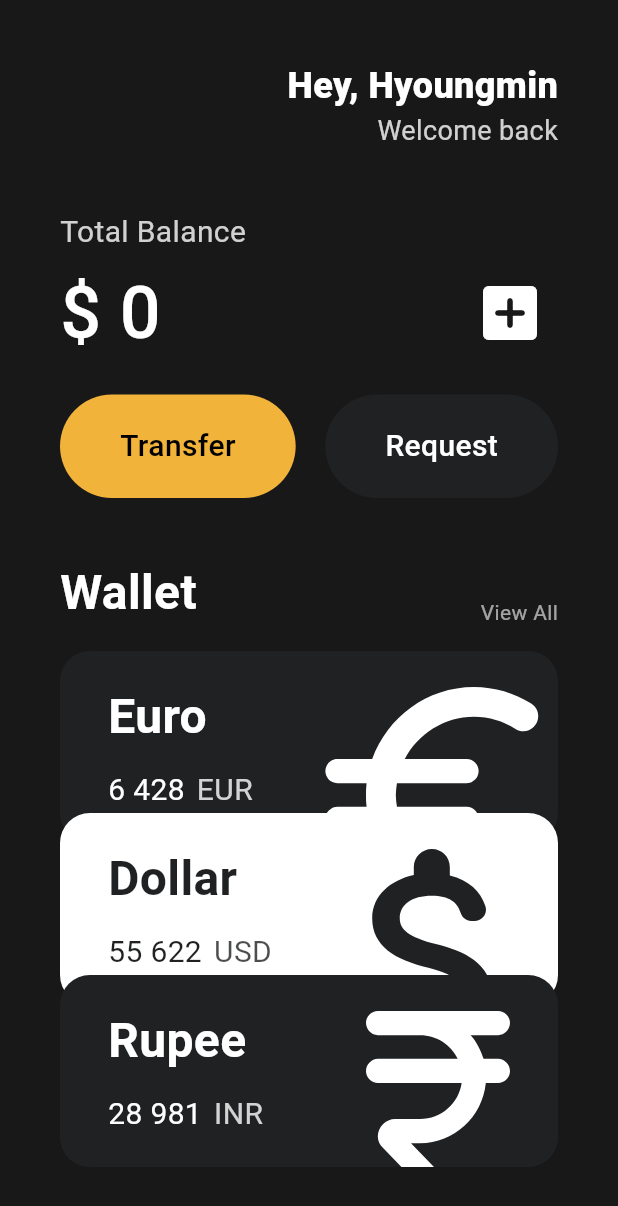
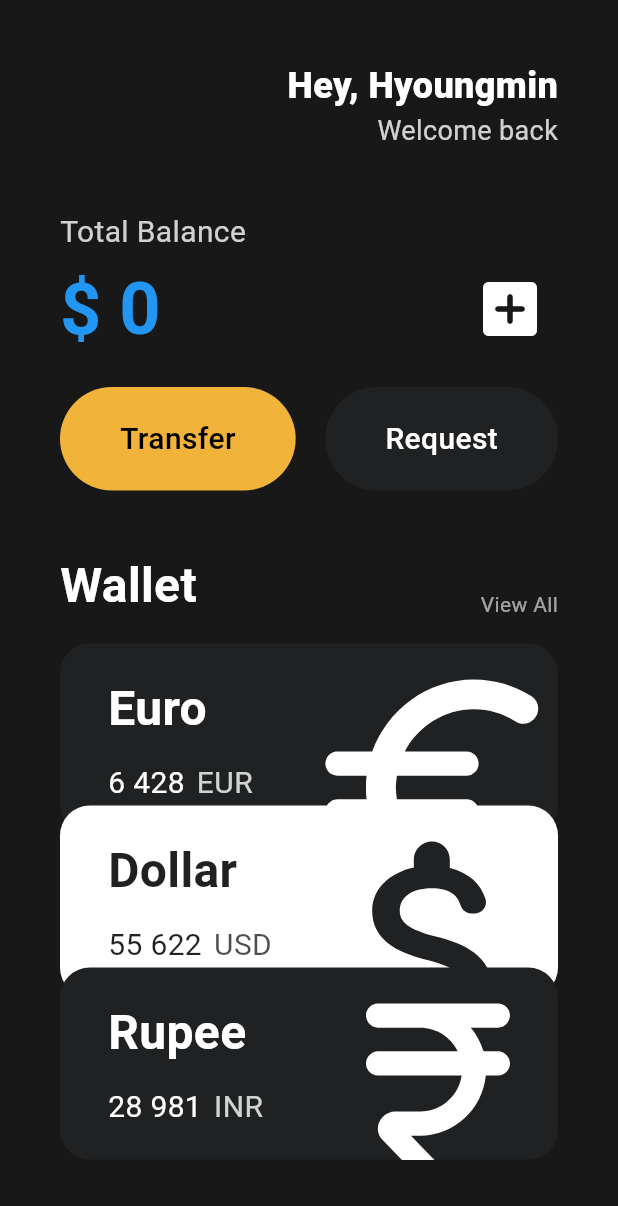
Before and after one commit to hyoungqu23/apps-with-flutter, a Flutter app: the StockAppScreen screen opened by its route, on a phone screen of 412 x 824 dp. Shown: the top 1206 px of the screen. Run offline on Flutter 3.47's test engine with Material 3 defaults, Android fonts, the phone set to English and light mode, and no system bars; our stand-ins replace flutter_riverpod, go_router.

Commit message:
💄 theme을 활용해 텍스트 스타일을 추가한다

```diff
--- a/lib/src/features/wallet_app/views/wallet_app_screen.dart
+++ b/lib/src/features/wallet_app/views/wallet_app_screen.dart
@@ -69,11 +69,7 @@ class _StockAppScreenState extends State<StockAppScreen> {
               children: [
                 Text(
                   '\$ $totalBalance',
-                  style: const TextStyle(
-                    color: Colors.white,
-                    fontSize: 48,
-                    fontWeight: FontWeight.w500,
-                  ),
+                  style: Theme.of(context).textTheme.titleLarge,
                 ),
                 IconButton(
                   onPressed: () {
```
